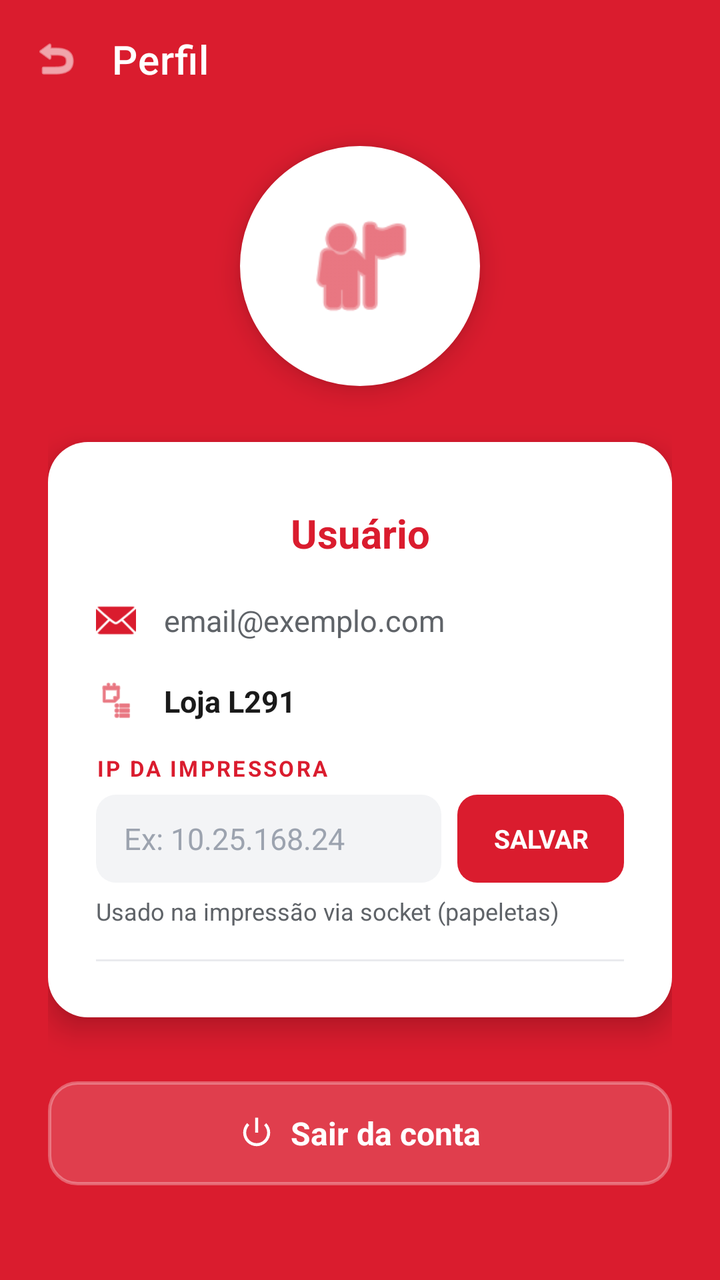
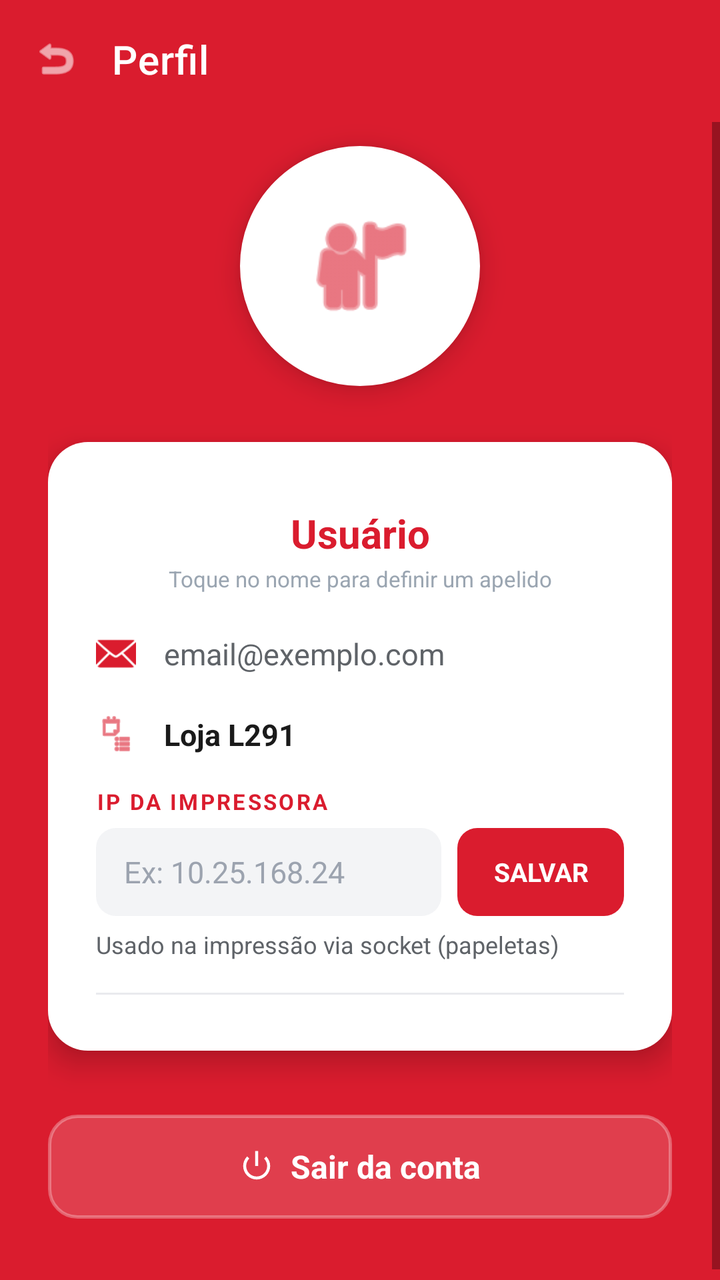

Compare the two renders of this Android layout. The source of the first and the diff that turns it into the second are given below.
<!-- AndroidManifest.xml: activity theme AppTheme.NoActionBar -->
<!-- res/layout/activity_profile.xml -->
<?xml version="1.0" encoding="utf-8"?>
<LinearLayout xmlns:android="http://schemas.android.com/apk/res/android"
    android:layout_width="match_parent"
    android:layout_height="match_parent"
    android:orientation="vertical"
    android:background="#DA1C2E">

    
    <LinearLayout
        android:layout_width="match_parent"
        android:layout_height="wrap_content"
        android:orientation="horizontal"
        android:gravity="center_vertical"
        android:paddingStart="16dp"
        android:paddingEnd="24dp"
        android:paddingTop="16dp"
        android:paddingBottom="18dp">

        <ImageView
            android:id="@+id/btnVoltar"
            android:layout_width="24dp"
            android:layout_height="24dp"
            android:src="@android:drawable/ic_menu_revert"
            android:tint="#FFFFFF"
            android:clickable="true"
            android:focusable="true" />

        <TextView
            android:layout_width="0dp"
            android:layout_height="wrap_content"
            android:layout_weight="1"
            android:layout_marginStart="16dp"
            android:text="Perfil"
            android:textColor="#FFFFFF"
            android:textSize="20sp"
            android:textStyle="normal"
            android:fontFamily="sans-serif-medium"
            android:letterSpacing="0.015" />
    </LinearLayout>

    
    <ScrollView
        android:layout_width="match_parent"
        android:layout_height="0dp"
        android:layout_weight="1"
        android:fillViewport="true">

        <LinearLayout
            android:layout_width="match_parent"
            android:layout_height="wrap_content"
            android:orientation="vertical"
            android:paddingHorizontal="24dp"
            android:paddingBottom="24dp">

            <Space
                android:layout_width="0dp"
                android:layout_height="12dp" />

            
            <FrameLayout
                android:id="@+id/btnAvatar"
                android:layout_width="120dp"
                android:layout_height="120dp"
                android:layout_gravity="center"
                android:background="@drawable/bg_profile_avatar"
                android:elevation="8dp"
                android:clickable="true"
                android:focusable="true">

                <ImageView
                    android:id="@+id/imgProfilePhoto"
                    android:layout_width="112dp"
                    android:layout_height="112dp"
                    android:layout_gravity="center"
                    android:scaleType="fitCenter"
                    android:visibility="gone" />

                <ImageView
                    android:id="@+id/imgProfileIcon"
                    android:layout_width="60dp"
                    android:layout_height="60dp"
                    android:layout_gravity="center"
                    android:src="@android:drawable/ic_menu_myplaces"
                    android:tint="#DA1C2E" />
            </FrameLayout>

            <Space
                android:layout_width="0dp"
                android:layout_height="28dp" />

            
            <LinearLayout
                android:layout_width="match_parent"
                android:layout_height="wrap_content"
                android:orientation="vertical"
                android:background="@drawable/bg_profile_card"
                android:elevation="8dp"
                android:paddingHorizontal="24dp"
                android:paddingTop="32dp"
                android:paddingBottom="28dp">

                
                <TextView
                    android:id="@+id/tvProfileName"
                    android:layout_width="match_parent"
                    android:layout_height="wrap_content"
                    android:text="Usuário"
                    android:textSize="20sp"
                    android:textStyle="bold"
                    android:textColor="#DA1C2E"
                    android:lineSpacingExtra="5.6dp"
                    android:gravity="center" />

                <Space
                    android:layout_width="0dp"
                    android:layout_height="20dp" />

                
                <LinearLayout
                    android:layout_width="match_parent"
                    android:layout_height="wrap_content"
                    android:orientation="horizontal"
                    android:gravity="center_vertical">

                    <ImageView
                        android:layout_width="20dp"
                        android:layout_height="20dp"
                        android:src="@android:drawable/ic_dialog_email"
                        android:tint="#DA1C2E" />

                    <Space
                        android:layout_width="14dp"
                        android:layout_height="0dp" />

                    <TextView
                        android:id="@+id/tvProfileEmail"
                        android:layout_width="wrap_content"
                        android:layout_height="wrap_content"
                        android:text="email@exemplo.com"
                        android:textSize="15sp"
                        android:textColor="#5F6368" />
                </LinearLayout>

                <Space
                    android:layout_width="0dp"
                    android:layout_height="20dp" />

                
                <LinearLayout
                    android:layout_width="match_parent"
                    android:layout_height="wrap_content"
                    android:orientation="horizontal"
                    android:gravity="center_vertical">

                    <ImageView
                        android:layout_width="20dp"
                        android:layout_height="20dp"
                        android:src="@android:drawable/ic_menu_agenda"
                        android:tint="#DA1C2E" />

                    <Space
                        android:layout_width="14dp"
                        android:layout_height="0dp" />

                    <TextView
                        android:id="@+id/tvProfileStore"
                        android:layout_width="wrap_content"
                        android:layout_height="wrap_content"
                        android:text="Loja L291"
                        android:textSize="15sp"
                        android:textColor="#1A1A1A"
                        android:textStyle="bold" />
                </LinearLayout>

                <Space
                    android:layout_width="0dp"
                    android:layout_height="16dp" />

                
                <TextView
                    android:layout_width="wrap_content"
                    android:layout_height="wrap_content"
                    android:text="IP DA IMPRESSORA"
                    android:textSize="11sp"
                    android:textStyle="bold"
                    android:textColor="#DA1C2E"
                    android:letterSpacing="0.1" />

                <Space
                    android:layout_width="0dp"
                    android:layout_height="6dp" />

                
                <LinearLayout
                    android:layout_width="match_parent"
                    android:layout_height="wrap_content"
                    android:orientation="horizontal"
                    android:gravity="center_vertical">

                    <EditText
                        android:id="@+id/etPrinterIp"
                        android:layout_width="0dp"
                        android:layout_height="44dp"
                        android:layout_weight="1"
                        android:background="@drawable/bg_profile_input"
                        android:paddingHorizontal="14dp"
                        android:textSize="15sp"
                        android:textColor="#1A1A1A"
                        android:textColorHint="#9CA3AF"
                        android:hint="Ex: 10.25.168.24"
                        android:inputType="text"
                        android:singleLine="true" />

                    <Space
                        android:layout_width="8dp"
                        android:layout_height="0dp" />

                    <TextView
                        android:id="@+id/btnSalvarIp"
                        android:layout_width="wrap_content"
                        android:layout_height="44dp"
                        android:paddingHorizontal="18dp"
                        android:gravity="center"
                        android:text="SALVAR"
                        android:textSize="13sp"
                        android:textStyle="bold"
                        android:textColor="#FFFFFF"
                        android:background="@drawable/bg_profile_save_btn"
                        android:clickable="true"
                        android:focusable="true" />
                </LinearLayout>

                <Space
                    android:layout_width="0dp"
                    android:layout_height="6dp" />

                
                <TextView
                    android:layout_width="wrap_content"
                    android:layout_height="wrap_content"
                    android:text="Usado na impressão via socket (papeletas)"
                    android:textSize="12sp"
                    android:textColor="#5F6368" />

                <Space
                    android:layout_width="0dp"
                    android:layout_height="16dp" />

                
                <View
                    android:layout_width="match_parent"
                    android:layout_height="1dp"
                    android:background="#E9EAEE" />

            </LinearLayout>

            <Space
                android:layout_width="0dp"
                android:layout_height="32dp" />

            
            <FrameLayout
                android:id="@+id/btnSairConta"
                android:layout_width="match_parent"
                android:layout_height="52dp"
                android:background="@drawable/bg_profile_logout"
                android:clickable="true"
                android:focusable="true">

                <LinearLayout
                    android:layout_width="wrap_content"
                    android:layout_height="wrap_content"
                    android:layout_gravity="center"
                    android:orientation="horizontal"
                    android:gravity="center_vertical">

                    <ImageView
                        android:layout_width="18dp"
                        android:layout_height="18dp"
                        android:src="@android:drawable/ic_lock_power_off"
                        android:tint="#FFFFFF" />

                    <Space
                        android:layout_width="8dp"
                        android:layout_height="0dp" />

                    <TextView
                        android:layout_width="wrap_content"
                        android:layout_height="wrap_content"
                        android:text="Sair da conta"
                        android:textSize="16sp"
                        android:textStyle="bold"
                        android:textColor="#FFFFFF" />
                </LinearLayout>
            </FrameLayout>

            <Space
                android:layout_width="0dp"
                android:layout_height="12dp" />

        </LinearLayout>
    </ScrollView>

</LinearLayout>
<!-- resources referenced by this layout -->
<resources>
  <!-- drawable bg_profile_avatar (drawable) -->
  <?xml version="1.0" encoding="utf-8"?>
  <shape xmlns:android="http://schemas.android.com/apk/res/android"
      android:shape="oval">
      <solid android:color="#FFFFFF" />
      <stroke
          android:width="4dp"
          android:color="#FFFFFF" />
  </shape>
  <!-- drawable bg_profile_card (drawable) -->
  <?xml version="1.0" encoding="utf-8"?>
  <shape xmlns:android="http://schemas.android.com/apk/res/android"
      android:shape="rectangle">
      <solid android:color="#FFFFFF" />
      <corners android:radius="20dp" />
  </shape>
  <!-- drawable bg_profile_input (drawable) -->
  <?xml version="1.0" encoding="utf-8"?>
  <shape xmlns:android="http://schemas.android.com/apk/res/android"
      android:shape="rectangle">
      <solid android:color="#F3F4F6" />
      <corners android:radius="10dp" />
  </shape>
  <!-- drawable bg_profile_logout (drawable) -->
  <?xml version="1.0" encoding="utf-8"?>
  <shape xmlns:android="http://schemas.android.com/apk/res/android"
      android:shape="rectangle">
      <solid android:color="#26FFFFFF" />
      <stroke
          android:width="1.5dp"
          android:color="#4DFFFFFF" />
      <corners android:radius="14dp" />
  </shape>
  <!-- drawable bg_profile_save_btn (drawable) -->
  <?xml version="1.0" encoding="utf-8"?>
  <shape xmlns:android="http://schemas.android.com/apk/res/android"
      android:shape="rectangle">
      <solid android:color="#DA1C2E" />
      <corners android:radius="10dp" />
  </shape>
  <style name="AppTheme.NoActionBar" parent="Theme.MaterialComponents.Light.NoActionBar">
          <item name="colorPrimary">@color/primary</item>
          <item name="colorPrimaryVariant">@color/primary_dark</item>
          <item name="colorSecondary">@color/accent</item>
          <item name="android:windowBackground">@color/gray_100</item>
          <item name="android:textColor">@color/gray_900</item>
          <item name="android:statusBarColor">@color/primary</item>
      </style>
  <color name="primary">#D7193F</color>
  <color name="primary_dark">#B0172F</color>
  <color name="accent">#4CAF50</color>
  <color name="gray_100">#F5F5F5</color>
  <color name="gray_900">#212121</color>
</resources>

<!-- the commit's change to res/layout/activity_profile.xml (unified diff, before → after) -->
@@ -109,6 +109,15 @@
                     android:textStyle="bold"
                     android:textColor="#DA1C2E"
                     android:lineSpacingExtra="5.6dp"
+                    android:gravity="center" />
+
+                <TextView
+                    android:layout_width="match_parent"
+                    android:layout_height="wrap_content"
+                    android:layout_marginTop="2dp"
+                    android:text="Toque no nome para definir um apelido"
+                    android:textSize="11sp"
+                    android:textColor="#9AA5B1"
                     android:gravity="center" />
 
                 <Space
